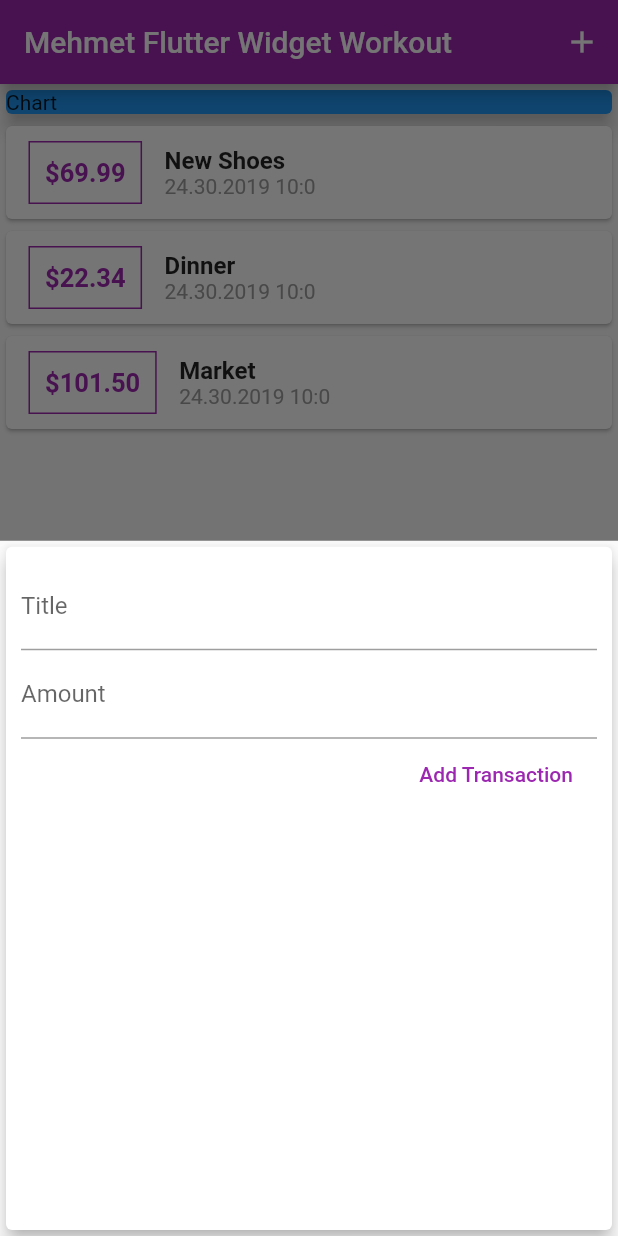
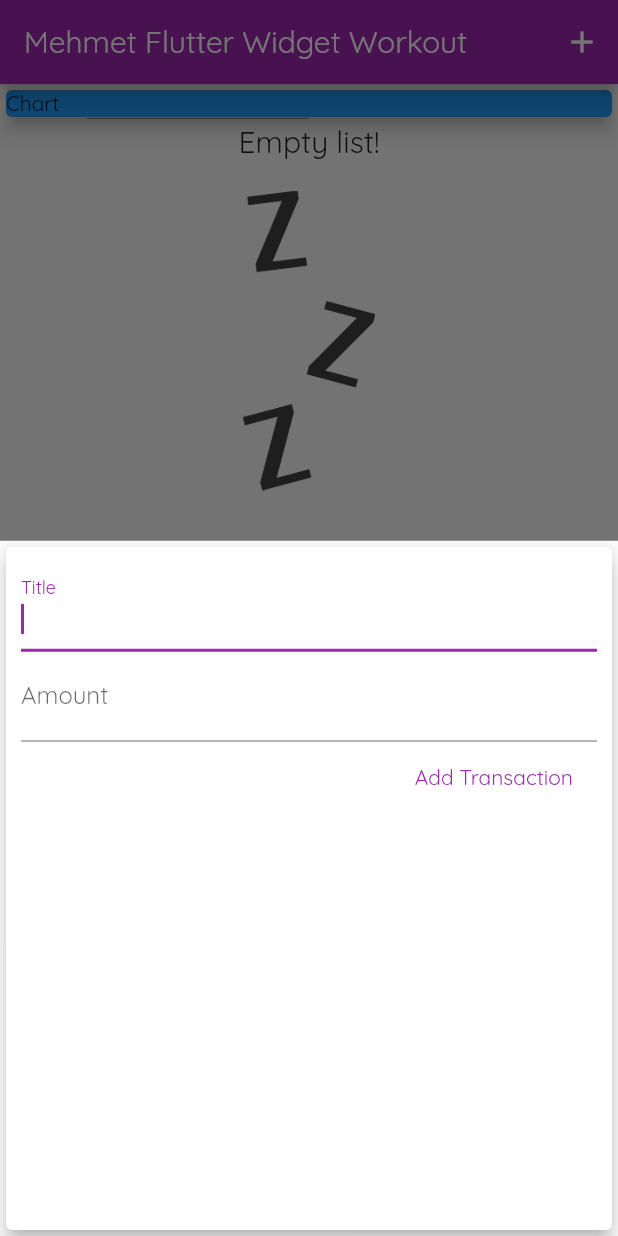
Before and after one commit to mehmetyilmaz001/flutter_widgets, a Flutter app: the screen it shows after launch, after a tap on the "add" icon, on a phone screen of 412 x 824 dp. Run offline on Flutter 3.47's test engine with Material 2 defaults, Android fonts, the phone set to English and light mode, and no system bars.

Commit message:
Empty image list and image asset

```diff
--- a/lib/main.dart
+++ b/lib/main.dart
@@ -11,7 +11,11 @@ class MyApp extends StatelessWidget {
     return new MaterialApp(
       title: 'Mehmet',
       home: new HomeScreen(),
-      theme: ThemeData(primarySwatch: Colors.purple, accentColor: Colors.amber),
+      theme: ThemeData(
+        primarySwatch: Colors.purple,
+        accentColor: Colors.amber,
+        fontFamily: 'Quicksand'
+        ),
     );
   }
 }
@@ -23,11 +27,11 @@ class HomeScreen extends StatefulWidget {
 
 class _MyAppState extends State<HomeScreen> {
   final List<Transaction> _transactions = [
-    Transaction(
-        id: 't1', title: 'New Shoes', amount: 69.99, date: DateTime.now()),
-    Transaction(id: 't2', title: 'Dinner', amount: 22.34, date: DateTime.now()),
-    Transaction(
-        id: 't3', title: 'Market', amount: 101.50, date: DateTime.now()),
+    // Transaction(
+    //     id: 't1', title: 'New Shoes', amount: 69.99, date: DateTime.now()),
+    // Transaction(id: 't2', title: 'Dinner', amount: 22.34, date: DateTime.now()),
+    // Transaction(
+    //     id: 't3', title: 'Market', amount: 101.50, date: DateTime.now()),
   ];
 
   void _adNewTransaction(String title, double amount) {
--- a/lib/widgets/new_transaction.dart
+++ b/lib/widgets/new_transaction.dart
@@ -41,6 +41,7 @@ class _NewTransactionState extends State<NewTransaction> {
               //onChanged: (val) => titleInput = val,
               controller: titleController,
               onSubmitted: (_) => submitData(),
+               autofocus: true
             ),
             TextField(
               decoration: InputDecoration(labelText: 'Amount'),
--- a/lib/widgets/transaction_list.dart
+++ b/lib/widgets/transaction_list.dart
@@ -8,11 +8,21 @@ class TransactionList extends StatelessWidget {
 
   TransactionList(this.transactions);
 
+  Widget _listEmpty(BuildContext ctx){
+    return Column(
+      children: <Widget>[
+        Text('Empty list!', style: Theme.of(ctx).textTheme.title,),
+        SizedBox(height: 20,),
+        Container(height: 200, child: Image.asset('assets/images/waiting.png', fit: BoxFit.cover,))
+      ],
+    );
+  }
+
   @override
   Widget build(BuildContext context) {
     return Container(
       height: 500,
-      child: ListView.builder(
+      child: transactions.isEmpty ? _listEmpty(context) : ListView.builder(
         itemBuilder: (ctx, index) {
           Transaction tx = transactions[index];
           return Card(
```
Also changed, not shown: pubspec.yaml (+15 -9 lines), assets/fonts/OpenSans-Bold.ttf (added), assets/fonts/OpenSans-Regular.ttf (added), assets/fonts/Quicksand-Bold.ttf (added), assets/fonts/Quicksand-Light.ttf (added), assets/fonts/Quicksand-Medium.ttf (added), assets/fonts/Quicksand-Regular.ttf (added), assets/images/waiting.png (added).
